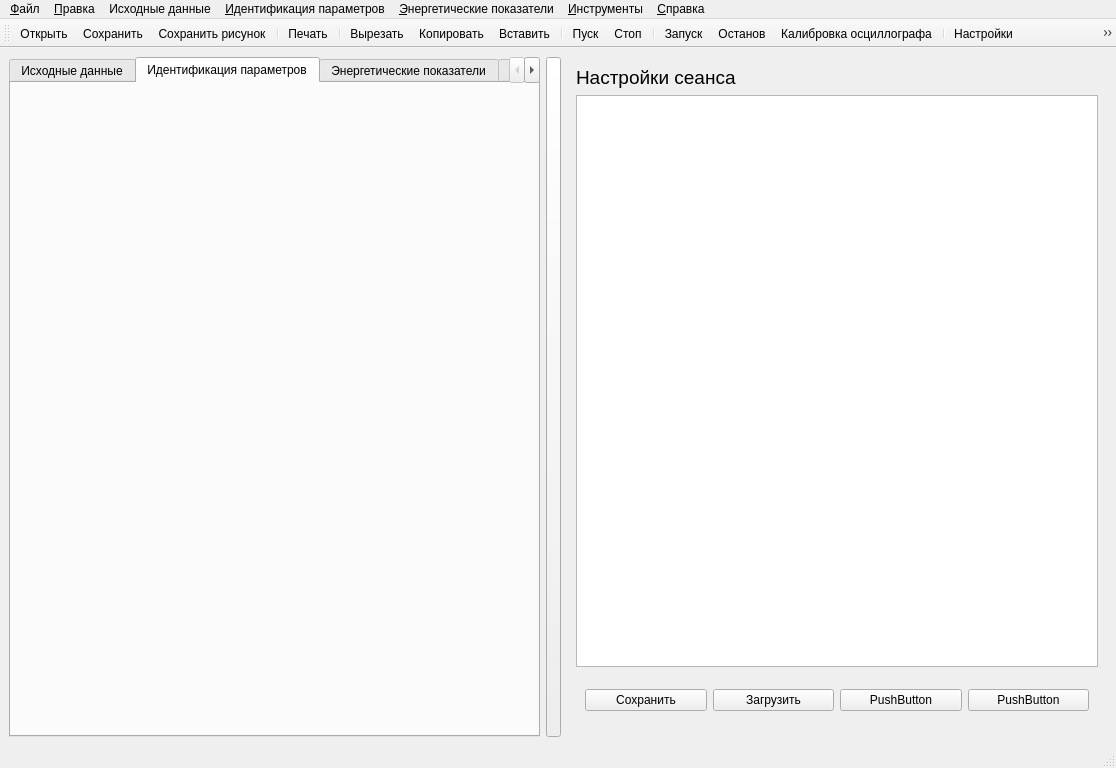
Ivanos121/ImView, file ImView/mainwindow.ui: the form before one commit.
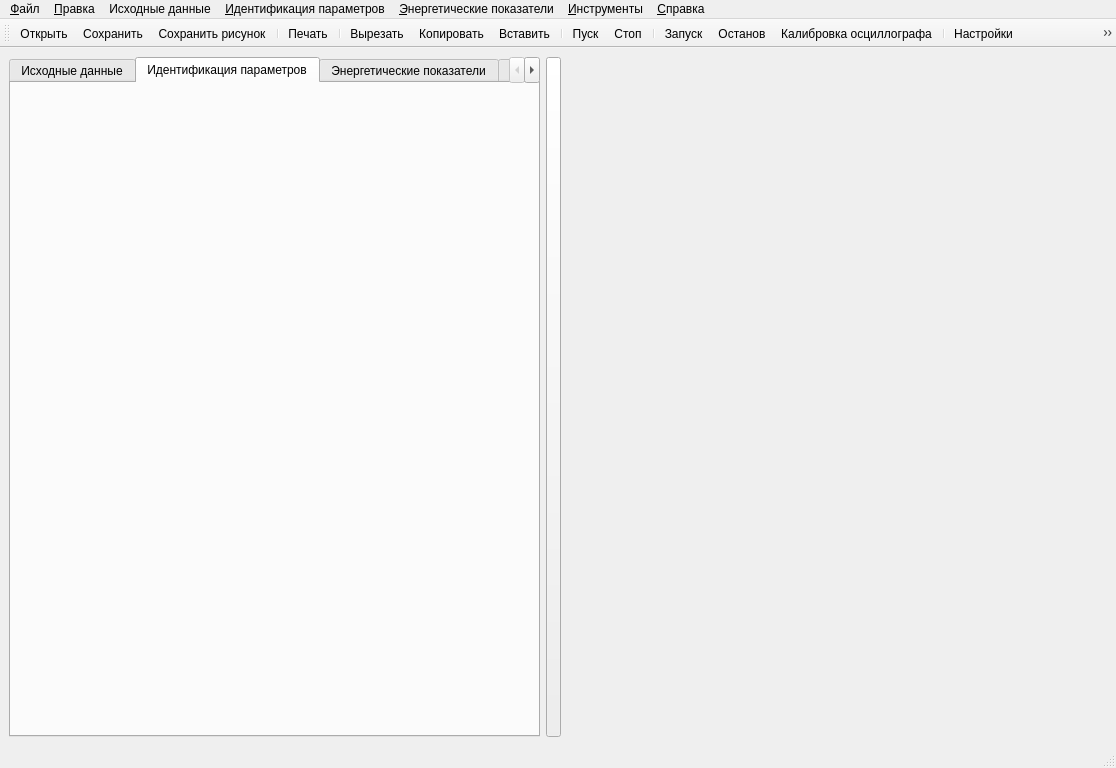
The form after the commit. Icons and pictures are not drawn. Custom widgets are drawn as their Qt base class.

Patch:
```diff
--- a/ImView/mainwindow.ui
+++ b/ImView/mainwindow.ui
@@ -163,7 +163,7 @@
        </size>
       </property>
       <property name="currentIndex">
-       <number>0</number>
+       <number>3</number>
       </property>
       <widget class="QWidget" name="page">
        <layout class="QGridLayout" name="gridLayout_6">
@@ -740,6 +740,7 @@
         </item>
        </layout>
       </widget>
+      <widget class="QWidget" name="page_4"/>
      </widget>
     </item>
    </layout>
```
